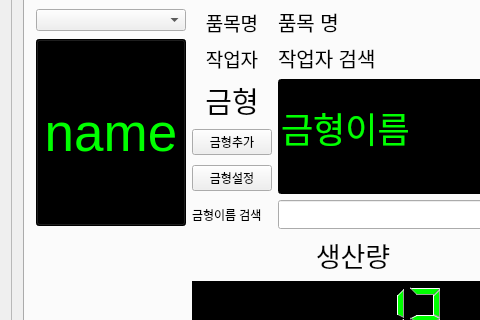
Before: the Qt Designer form mainwindow.ui in kimbakcho/QCproject, drawn with Qt 5; both pictures show x 0 to 480 and y 93 to 413 of the 1206 by 793 pixel window.
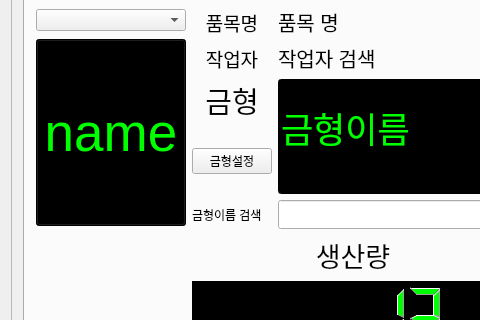
After: the same form once the commit is applied. Icons and pictures are not drawn. Custom widgets are drawn as their Qt base class.

The edit to the form file:
```diff
--- a/mainwindow.ui
+++ b/mainwindow.ui
@@ -343,20 +343,6 @@
                 </item>
                </layout>
               </item>
-              <item row="4" column="0">
-               <widget class="QPushButton" name="pushButton_2">
-                <property name="text">
-                 <string>금형설정</string>
-                </property>
-               </widget>
-              </item>
-              <item row="3" column="0">
-               <widget class="QPushButton" name="pushButton_4">
-                <property name="text">
-                 <string>금형추가</string>
-                </property>
-               </widget>
-              </item>
               <item row="2" column="0">
                <widget class="QLabel" name="label_6">
                 <property name="font">
@@ -500,6 +486,13 @@
                 </property>
                </widget>
               </item>
+              <item row="3" column="0" rowspan="2">
+               <widget class="QPushButton" name="mold_select">
+                <property name="text">
+                 <string>금형설정</string>
+                </property>
+               </widget>
+              </item>
              </layout>
             </item>
             <item row="2" column="1" rowspan="2" colspan="5">
```
Left out of the diff: 7 changed lines with no effect on the pictures.
